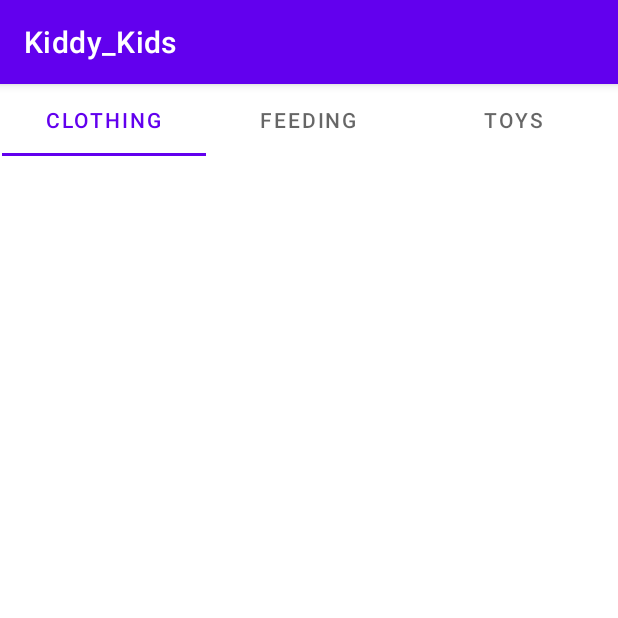
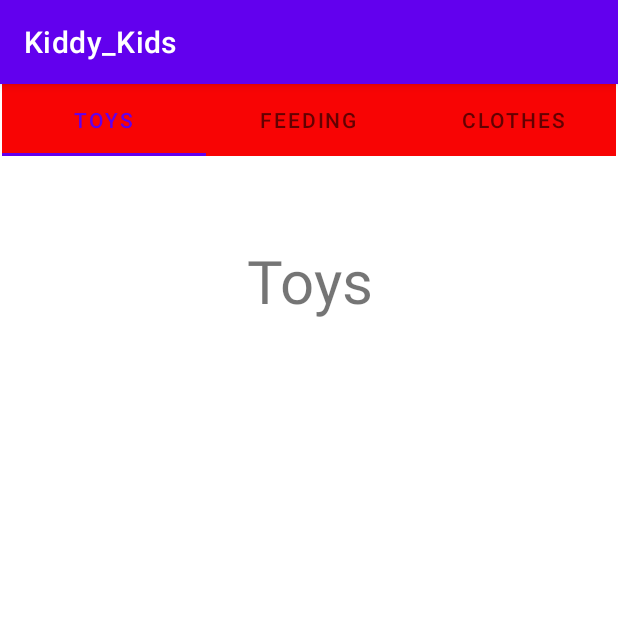
Before and after one commit to ANASZAIDULLAH/Kiddy_Kids2, an Android app: the FirstB screen opened directly, with no data from a screen before it, on a phone screen of 412 x 824 dp, the top half of it. Run offline under Robolectric (Android 15) with nearby library versions, the phone set to English and light mode, and no system bars.

Commit message:
Categorized Clothes,toys and feeding items

```diff
--- a/app/src/main/java/com/example/kiddy_kids/FirstB.java
+++ b/app/src/main/java/com/example/kiddy_kids/FirstB.java
@@ -1,14 +1,31 @@
 package com.example.kiddy_kids;
 
 import androidx.appcompat.app.AppCompatActivity;
+import androidx.fragment.app.FragmentPagerAdapter;
+import androidx.viewpager.widget.ViewPager;
 
 import android.os.Bundle;
 
+import com.google.android.material.tabs.TabLayout;
+
 public class FirstB extends AppCompatActivity {
+    private TabLayout tabLayout;
+    private ViewPager viewPager;
 
     @Override
     protected void onCreate(Bundle savedInstanceState) {
         super.onCreate(savedInstanceState);
         setContentView(R.layout.activity_first_b);
+
+        tabLayout= findViewById(R.id.tablayout);
+        viewPager = findViewById(R.id.veiwpager);
+
+        tabLayout.setupWithViewPager(viewPager);
+
+        VPAdapter vpAdapter = new VPAdapter(getSupportFragmentManager(), FragmentPagerAdapter.BEHAVIOR_RESUME_ONLY_CURRENT_FRAGMENT);
+        vpAdapter.addfragment(new ToysFragment(),"TOYS");
+        vpAdapter.addfragment(new FeedingFragment(),"FEEDING");
+        vpAdapter.addfragment(new ClothingFregment(),"CLOTHES");
+        viewPager.setAdapter(vpAdapter);
     }
 }
--- /dev/null
+++ b/app/src/main/java/com/example/kiddy_kids/VPAdapter.java
@@ -0,0 +1,47 @@
+package com.example.kiddy_kids;
+
+import androidx.annotation.NonNull;
+import androidx.annotation.Nullable;
+import androidx.fragment.app.Fragment;
+import androidx.fragment.app.FragmentManager;
+import androidx.fragment.app.FragmentPagerAdapter;
+
+import java.util.ArrayList;
+
+
+public class VPAdapter extends FragmentPagerAdapter {
+
+private final ArrayList<Fragment> fragmentArrayList = new ArrayList<>();
+private final ArrayList<String> fragmentTitle = new ArrayList<>();
+
+
+    public VPAdapter(@NonNull FragmentManager fm, int behavior) {
+        super(fm, behavior);
+    }
+
+    @NonNull
+    @Override
+    public Fragment getItem(int position) {
+        return fragmentArrayList.get(position);
+
+    }
+
+    @Override
+    public int getCount() {
+        return fragmentArrayList.size();
+    }
+
+public void addfragment(Fragment fragment, String title){
+
+        fragmentArrayList.add(fragment);
+        fragmentTitle.add(title);
+}
+
+    @Nullable
+    @Override
+    public CharSequence getPageTitle(int position) {
+
+
+        return fragmentTitle.get(position);
+    }
+}
--- a/app/src/main/res/layout/activity_first_b.xml
+++ b/app/src/main/res/layout/activity_first_b.xml
@@ -4,6 +4,7 @@
     xmlns:tools="http://schemas.android.com/tools"
     android:layout_width="match_parent"
     android:layout_height="match_parent"
+
     tools:context=".FirstB">
 
     <com.google.android.material.tabs.TabLayout
@@ -13,12 +14,15 @@
         app:layout_constraintEnd_toEndOf="parent"
         app:layout_constraintHorizontal_bias="0.5"
         app:layout_constraintStart_toStartOf="parent"
+        android:background="#F80404"
         app:layout_constraintTop_toTopOf="parent">
 
         <com.google.android.material.tabs.TabItem
             android:layout_width="wrap_content"
             android:layout_height="wrap_content"
-            android:text="Clothing" />
+            android:text="Clothing"
+
+            />
 
         <com.google.android.material.tabs.TabItem
             android:layout_width="wrap_content"
--- a/app/src/main/res/layout/activity_splash.xml
+++ b/app/src/main/res/layout/activity_splash.xml
@@ -5,12 +5,13 @@
     android:layout_width="match_parent"
     android:layout_height="match_parent"
     android:orientation="vertical"
+    android:background="#ffffff"
     tools:context=".splash">
 
     <ImageView
         android:id="@+id/image"
         android:layout_width="match_parent"
-        android:layout_height="544dp"
+        android:layout_height="377dp"
         android:layout_gravity="center"
         android:layout_marginTop="100dp"
         android:padding="10dp"
--- a/app/src/main/res/layout/fragment_toys.xml
+++ b/app/src/main/res/layout/fragment_toys.xml
@@ -5,7 +5,13 @@
     android:layout_height="match_parent"
     tools:context=".ToysFragment">
 
-    <!-- TODO: Update blank fragment layout -->
+  <TextView
+      android:layout_width="match_parent"
+      android:layout_height="wrap_content"
+      android:text="Toys"
+      android:layout_marginTop="80dp"
+      android:gravity="center"
+      android:textSize="40sp"/>
 
 
 </FrameLayout>
```
Also changed, not shown: app/src/main/java/com/example/kiddy_kids/ClothingFregment.java (+1 -43 lines), app/src/main/java/com/example/kiddy_kids/FeedingFragment.java (+1 -44 lines), app/src/main/java/com/example/kiddy_kids/ToysFragment.java (+1 -43 lines), app/src/main/res/layout/fragment_clothing_fregment.xml (+8 -0 lines), app/src/main/res/layout/fragment_feeding.xml (+7 -0 lines).
